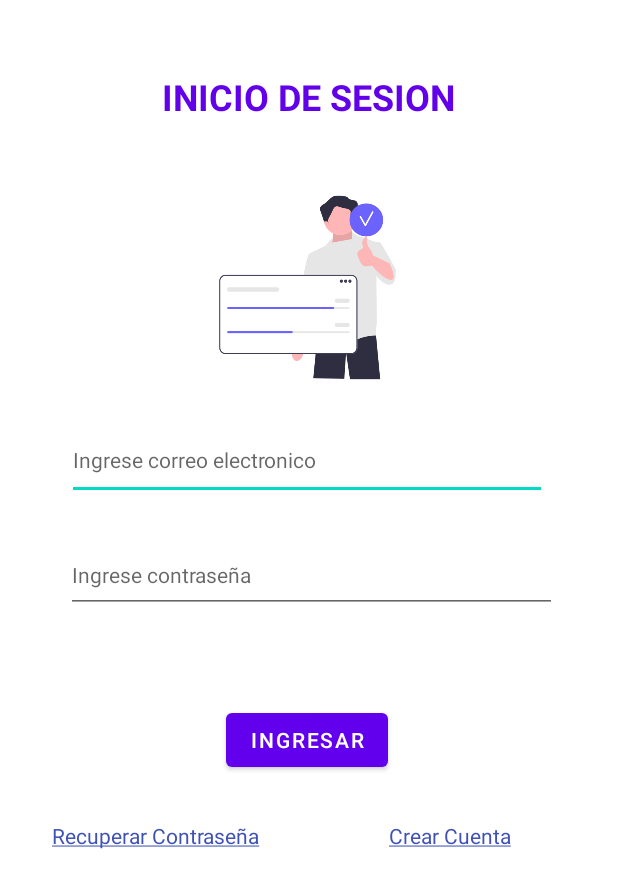
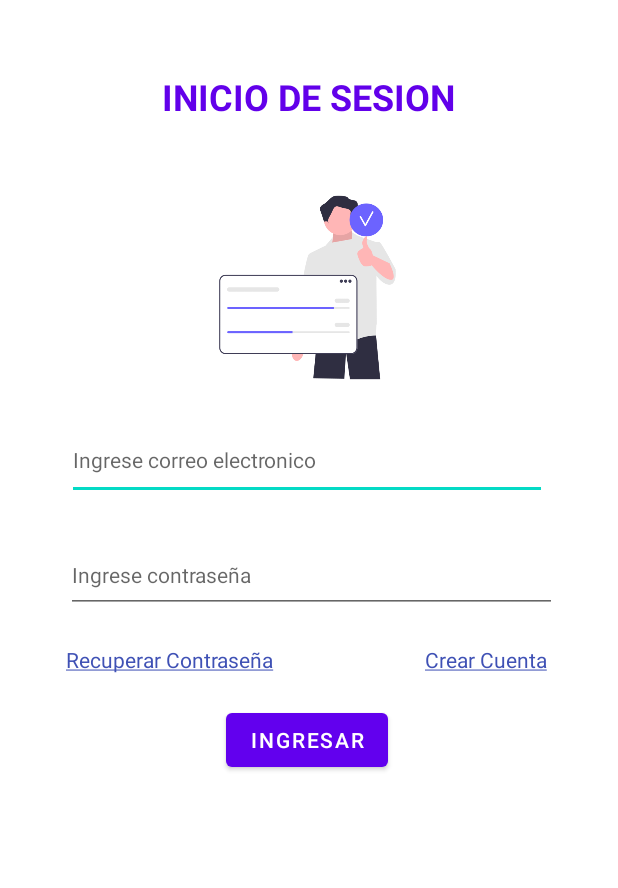
Before and after one commit to SuaArraY/Autentificacion_kotlin_firebase, an Android app: the screen it shows after launch (MainActivity), on a phone screen of 412 x 824 dp. Shown: the top 888 px of the screen. Run offline under Robolectric (Android 15) with nearby library versions, the phone set to English and light mode, and no system bars; our stand-ins replace Firebase (no records; nobody signed in at launch, a user with empty details on screens opened directly).

Commit message:
mejora de diseño

```diff
--- a/Autetificacion/app/src/main/java/com/example/loginfirebase/MainActivity2.kt
+++ b/Autetificacion/app/src/main/java/com/example/loginfirebase/MainActivity2.kt
@@ -12,6 +12,7 @@ import android.provider.MediaStore
 import android.util.Log
 import android.view.Menu
 import android.view.MenuItem
+import android.view.Window
 import android.widget.*
 import com.bumptech.glide.Glide
 import com.google.firebase.auth.FirebaseAuth
@@ -35,6 +36,11 @@ class MainActivity2 : AppCompatActivity() {
 
     override fun onCreate(savedInstanceState: Bundle?) {
         super.onCreate(savedInstanceState)
+        supportRequestWindowFeature(Window.FEATURE_NO_TITLE) // deshabilitar la barra de título
+        setContentView(R.layout.activity_main2)
+        // resto del código de tu actividad
+
+
         setContentView(R.layout.activity_main2)
         val textViewHora = findViewById<TextView>(R.id.txtSeleccionarFecha)
         val textViewHoraSeleccionada = findViewById<TextView>(R.id.txtFecha)
--- a/Autetificacion/app/src/main/res/layout/activity_main.xml
+++ b/Autetificacion/app/src/main/res/layout/activity_main.xml
@@ -15,10 +15,10 @@
         android:textColor="#3F51B5"
         app:layout_constraintBottom_toBottomOf="parent"
         app:layout_constraintEnd_toEndOf="parent"
-        app:layout_constraintHorizontal_bias="0.784"
+        app:layout_constraintHorizontal_bias="0.857"
         app:layout_constraintStart_toStartOf="parent"
         app:layout_constraintTop_toTopOf="parent"
-        app:layout_constraintVertical_bias="0.68" />
+        app:layout_constraintVertical_bias="0.534" />
 
     <TextView
         android:id="@+id/btnRecuperarContra"
@@ -29,10 +29,10 @@
         android:textColor="#3F51B5"
         app:layout_constraintBottom_toBottomOf="parent"
         app:layout_constraintEnd_toEndOf="parent"
-        app:layout_constraintHorizontal_bias="0.128"
+        app:layout_constraintHorizontal_bias="0.161"
         app:layout_constraintStart_toStartOf="parent"
         app:layout_constraintTop_toTopOf="parent"
-        app:layout_constraintVertical_bias="0.68" />
+        app:layout_constraintVertical_bias="0.534" />
 
     <Button
         android:id="@+id/btnRegistrar"
```
Also changed, not shown: Autetificacion/app/src/main/java/com/example/loginfirebase/crearCuenta.kt (+7 -1 lines), Autetificacion/app/src/main/res/layout/activity_main2.xml (+4 -4 lines).
